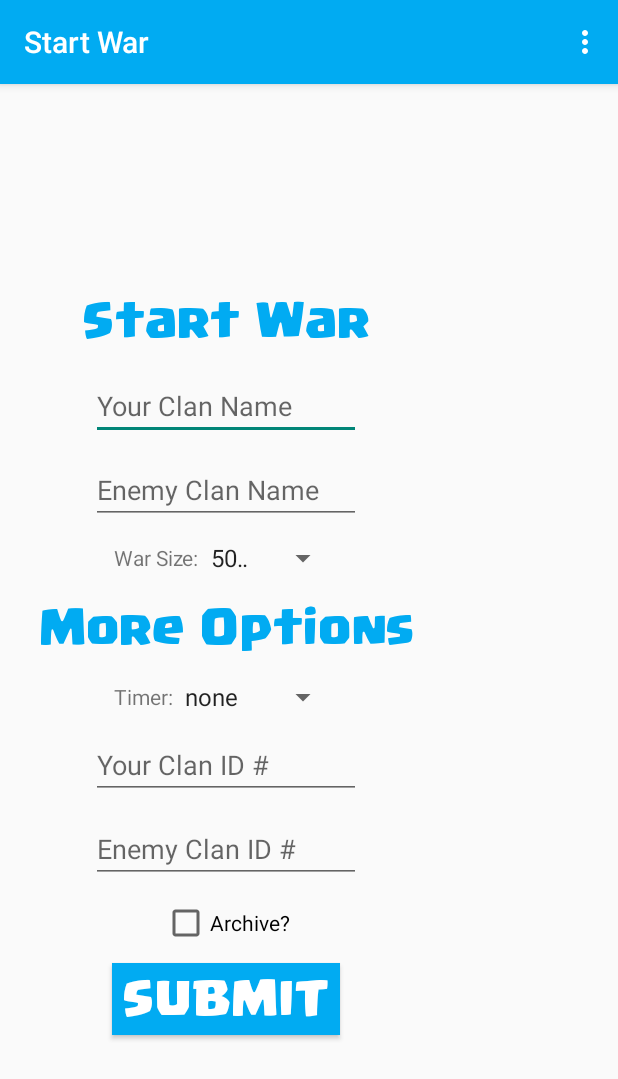
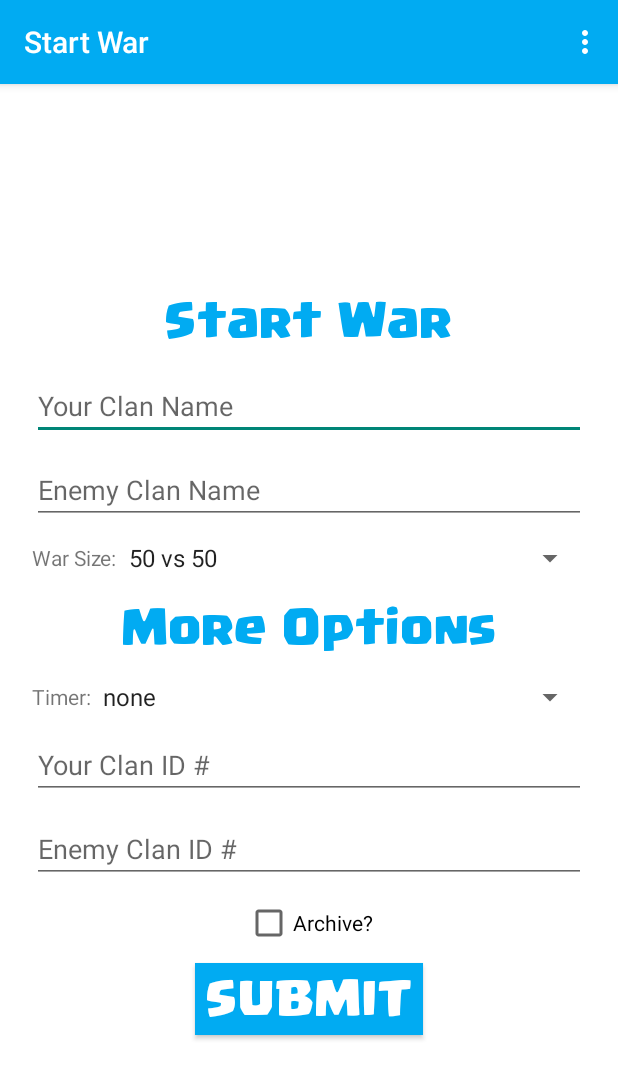
Before and after one commit to deathgrindfreak/clashcallermobile, an Android app: the StartWarActivity screen opened directly, with no data from a screen before it, on a phone screen of 412 x 824 dp. Shown: the top 1079 px of the screen. Run offline under Robolectric (Android 15) with nearby library versions, the phone set to English and light mode, and no system bars.

Commit message:
Added some views, changed the background color

```diff
--- a/app/src/main/res/layout/activity_join_war.xml
+++ b/app/src/main/res/layout/activity_join_war.xml
@@ -5,8 +5,8 @@
     android:paddingTop="@dimen/activity_vertical_margin"
     android:paddingBottom="@dimen/activity_vertical_margin"
     tools:context="io.deathgrindfreak.clashcallermobile.JoinWarActivity"
-    android:gravity="center">
-
+    android:gravity="center"
+    android:background="@color/white" >
     <LinearLayout
         android:orientation="vertical"
         android:layout_width="wrap_content"
--- a/app/src/main/res/layout/activity_show_war.xml
+++ b/app/src/main/res/layout/activity_show_war.xml
@@ -4,6 +4,7 @@
     android:paddingRight="@dimen/activity_horizontal_margin"
     android:paddingTop="@dimen/activity_vertical_margin"
     android:paddingBottom="@dimen/activity_vertical_margin"
+    android:background="@color/white"
     tools:context="io.deathgrindfreak.clashcallermobile.ShowWarActivity">
 
     <ScrollView
--- a/app/src/main/res/layout/activity_start_war.xml
+++ b/app/src/main/res/layout/activity_start_war.xml
@@ -5,6 +5,7 @@
     android:paddingTop="@dimen/activity_vertical_margin"
     android:paddingBottom="@dimen/activity_vertical_margin"
     tools:context="io.deathgrindfreak.clashcallermobile.StartWarActivity"
+    android:background="@color/white"
     android:gravity="center">
 
     <ScrollView
@@ -12,9 +13,14 @@
         android:layout_height="wrap_content"
         android:id="@+id/scrollView">
 
+        <RelativeLayout
+            android:layout_width="fill_parent"
+            android:layout_height="fill_parent"
+            android:gravity="center">
+
             <LinearLayout
                 android:orientation="vertical"
-            android:layout_width="wrap_content"
+                android:layout_width="match_parent"
                 android:layout_height="wrap_content"
                 android:gravity="center_horizontal">
 
@@ -31,7 +37,7 @@
                     android:layout_marginBottom="15dp" />
 
                 <EditText
-                android:layout_width="180dp"
+                    android:layout_width="fill_parent"
                     android:layout_height="wrap_content"
                     android:id="@+id/clanNameField"
                     android:inputType="text"
@@ -39,7 +45,7 @@
                     android:layout_margin="5dp" />
 
                 <EditText
-                android:layout_width="180dp"
+                    android:layout_width="fill_parent"
                     android:layout_height="wrap_content"
                     android:id="@+id/enemyNameField"
                     android:inputType="text"
@@ -48,10 +54,11 @@
 
                 <LinearLayout
                     android:orientation="horizontal"
-                android:layout_width="150dp"
+                    android:layout_width="match_parent"
                     android:layout_height="fill_parent"
                     android:gravity="center_vertical"
-                android:layout_margin="5dp">
+                    android:layout_margin="5dp"
+                    android:layout_marginBottom="20dp">
 
                     <TextView
                         android:layout_width="wrap_content"
@@ -80,7 +87,7 @@
 
                 <LinearLayout
                     android:orientation="horizontal"
-                android:layout_width="150dp"
+                    android:layout_width="match_parent"
                     android:layout_height="fill_parent"
                     android:gravity="center_vertical"
                     android:layout_margin="5dp">
@@ -99,7 +106,7 @@
                 </LinearLayout>
 
                 <EditText
-                android:layout_width="180dp"
+                    android:layout_width="match_parent"
                     android:layout_height="wrap_content"
                     android:id="@+id/clanId"
                     android:inputType="text"
@@ -107,7 +114,7 @@
                     android:layout_margin="5dp" />
 
                 <EditText
-                android:layout_width="180dp"
+                    android:layout_width="match_parent"
                     android:layout_height="wrap_content"
                     android:id="@+id/enemyId"
                     android:inputType="text"
@@ -135,5 +142,7 @@
                     android:onClick="submitButtonClicked" />
 
             </LinearLayout>
+        </RelativeLayout>
     </ScrollView>
+
 </RelativeLayout>
```
Also changed, not shown: app/src/main/AndroidManifest.xml (+9 -1 lines), app/src/main/java/io/deathgrindfreak/clashcallermobile/AboutActivity.java (added, +39 -0 lines), app/src/main/java/io/deathgrindfreak/clashcallermobile/MainActivity.java (+10 -0 lines), app/src/main/java/io/deathgrindfreak/clashcallermobile/SearchClanActivity.java (added, +39 -0 lines), app/src/main/java/io/deathgrindfreak/clashcallermobile/ShowWarActivity.java (+27 -8 lines), app/src/main/res/layout/activity_about.xml (added, +9 -0 lines), app/src/main/res/layout/activity_main.xml (+5 -2 lines), app/src/main/res/layout/activity_search_clan.xml (added, +9 -0 lines), app/src/main/res/menu/menu_about.xml (added, +7 -0 lines), app/src/main/res/menu/menu_search_clan.xml (added, +7 -0 lines), app/src/main/res/values/strings.xml (+6 -2 lines). Lines whose indentation alone changed are shown as unchanged.
